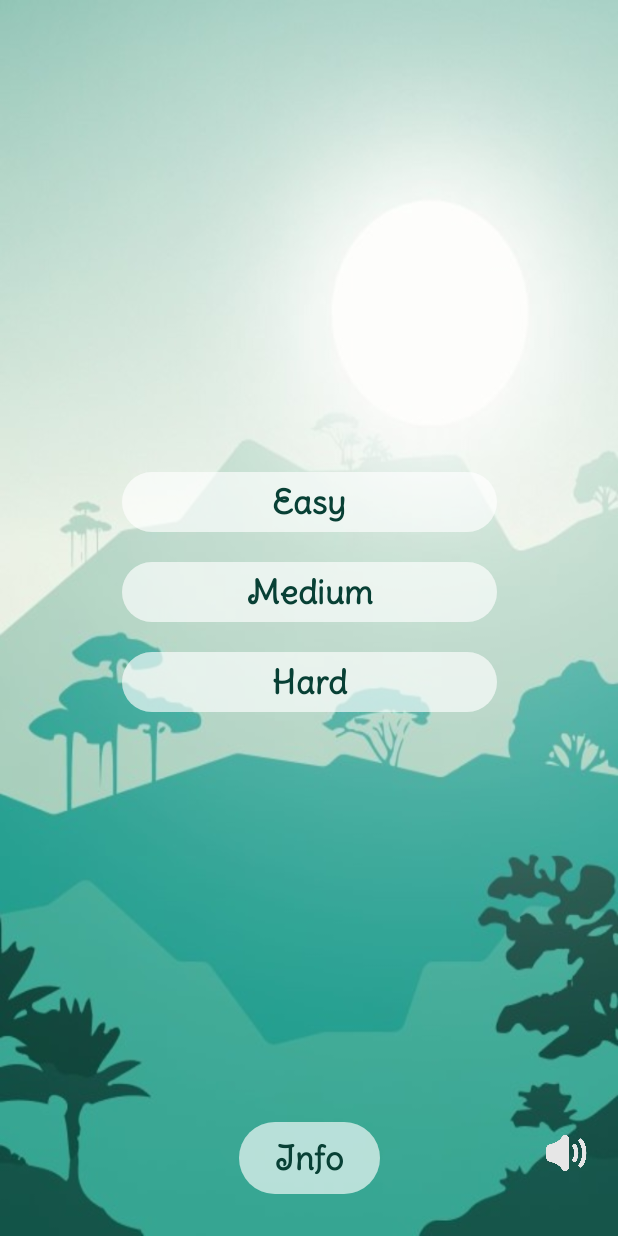
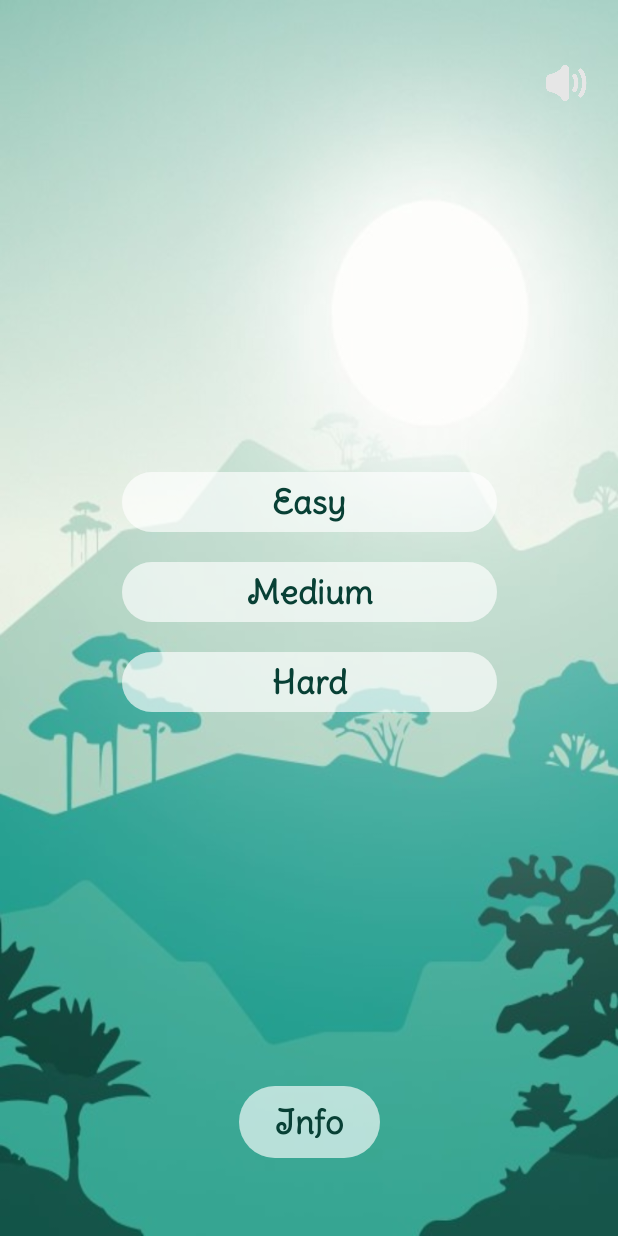
Before and after one commit to pr1me1/mMemoryGame, an Android app: the screen it shows after launch (MainActivity), on a phone screen of 412 x 824 dp. Run offline under Robolectric (Android 15) with nearby library versions, the phone set to English and light mode, and no system bars; libraries missing offline, so code that uses them is left out: by.kirich1409.viewbindingdelegate; 12 statements that could not run were skipped.

Commit message:
Committed 06.10.2023 by Primel with love at 2: 01 PM

```diff
--- a/app/src/main/java/uz/gita/mmemorygame/MainActivity.kt
+++ b/app/src/main/java/uz/gita/mmemorygame/MainActivity.kt
@@ -3,6 +3,7 @@ package uz.gita.mmemorygame
 import androidx.appcompat.app.AppCompatActivity
 import android.os.Bundle
 import android.util.Log
+import androidx.core.view.WindowCompat
 import androidx.fragment.app.FragmentContainerView
 import androidx.lifecycle.lifecycleScope
 import androidx.navigation.fragment.NavHostFragment
@@ -20,6 +21,14 @@ class MainActivity : AppCompatActivity(R.layout.activity_main) {
 
     override fun onCreate(savedInstanceState: Bundle?) {
         super.onCreate(savedInstanceState)
+
+        WindowCompat.setDecorFitsSystemWindows(
+            window,
+            false
+        )
+
+
+
         binding = ActivityMainBinding.inflate(layoutInflater)
         val containerView = findViewById<FragmentContainerView>(R.id.navHost)
         val navController = containerView.getFragment<NavHostFragment>().navController
--- a/app/src/main/java/uz/gita/mmemorygame/app/App.kt
+++ b/app/src/main/java/uz/gita/mmemorygame/app/App.kt
@@ -2,6 +2,7 @@ package uz.gita.mmemorygame.app
 
 import android.app.Application
 import androidx.appcompat.app.AppCompatDelegate
+import androidx.core.view.WindowCompat
 import uz.gita.mmemorygame.data.source.shared.Shared
 import uz.gita.mmemorygame.domain.Repository
 
@@ -13,6 +14,7 @@ class App : Application() {
 
     override fun onCreate() {
         super.onCreate()
+
         AppCompatDelegate.setDefaultNightMode(AppCompatDelegate.MODE_NIGHT_NO);
         instance = this
         Shared.init()
--- a/app/src/main/java/uz/gita/mmemorygame/presentation/screens/HomeScreen.kt
+++ b/app/src/main/java/uz/gita/mmemorygame/presentation/screens/HomeScreen.kt
@@ -52,8 +52,6 @@ class HomeScreen : Fragment(R.layout.screen_home) {
 
 
     private fun controlSound() {
-
-
         binding.volumeState.setOnClickListener {
             if (shared.getVolumeState()) {
                 backgroundSound.setVolume(0f, 0f)
@@ -232,13 +230,15 @@ class HomeScreen : Fragment(R.layout.screen_home) {
 
     override fun onPause() {
         super.onPause()
-        backgroundSound.stop()
+        backgroundSound.setVolume(0f,0f)
     }
 
 
     override fun onResume() {
         super.onResume()
-        backgroundSound.start()
+        if(shared.getVolumeState()) {
+            backgroundSound.setVolume(1f, 1f)
+        }
     }
 
 
--- a/app/src/main/res/layout/dialog_info.xml
+++ b/app/src/main/res/layout/dialog_info.xml
@@ -5,6 +5,7 @@
     xmlns:app="http://schemas.android.com/apk/res-auto"
     xmlns:tools="http://schemas.android.com/tools"
     app:cardCornerRadius="24dp"
+    android:layout_marginHorizontal="24dp"
     app:strokeColor="@color/light_color"
     app:strokeWidth="4dp"
     android:layout_height="350dp">
--- a/app/src/main/res/layout/screen_game.xml
+++ b/app/src/main/res/layout/screen_game.xml
@@ -123,6 +123,7 @@
         android:background="?android:selectableItemBackground"
         app:layout_constraintRight_toLeftOf="@id/btn_restart"
         app:layout_constraintBottom_toBottomOf="parent"
+        android:layout_marginBottom="48dp"
         android:tint="@color/white"
         />
 
@@ -132,6 +133,7 @@
         android:layout_height="32dp"
         android:background="?android:selectableItemBackground"
         android:padding="4dp"
+        android:layout_marginBottom="48dp"
         app:layout_constraintTop_toBottomOf="@id/card_container"
         app:layout_constraintBottom_toBottomOf="parent"
         app:layout_constraintRight_toRightOf="parent"
--- a/app/src/main/res/layout/screen_home.xml
+++ b/app/src/main/res/layout/screen_home.xml
@@ -14,7 +14,8 @@
         android:padding="10dp"
         android:src="@drawable/ic_back"
         android:background="?android:selectableItemBackground"
-        app:layout_constraintTop_toTopOf="parent"
+        app:layout_constraintTop_toTopOf="@id/volume_state"
+        app:layout_constraintBottom_toBottomOf="@id/volume_state"
         app:layout_constraintLeft_toLeftOf="parent"
         android:layout_margin="12dp"/>
 
@@ -114,7 +115,7 @@
         app:layout_constraintBottom_toBottomOf="parent"
         app:layout_constraintLeft_toLeftOf="parent"
         app:layout_constraintRight_toRightOf="parent"
-        android:layout_marginBottom="24dp"
+        android:layout_marginBottom="48dp"
         android:text="Info"
         style="@style/text_style"/>
 
@@ -128,7 +129,7 @@
         app:layout_constraintLeft_toLeftOf="parent"
         app:layout_constraintRight_toRightOf="parent"
         app:layout_constraintBottom_toBottomOf="parent"
-        app:layout_constraintVertical_bias="0.95"
+        app:layout_constraintVertical_bias="0.05"
         app:layout_constraintHorizontal_bias="0.95"
         android:src="@drawable/ic_volume_up"
         android:background="?android:selectableItemBackground"
--- a/app/src/main/res/layout/screen_info.xml
+++ b/app/src/main/res/layout/screen_info.xml
@@ -11,7 +11,8 @@
         android:id="@+id/btn_back"
         android:layout_width="32dp"
         android:layout_height="32dp"
-        android:layout_margin="12dp"
+        android:layout_marginStart="12dp"
+        android:layout_marginTop="32dp"
         android:background="?android:selectableItemBackground"
         android:src="@drawable/ic_back"
         android:tint="@color/black"
--- a/app/src/main/res/values/themes.xml
+++ b/app/src/main/res/values/themes.xml
@@ -3,6 +3,7 @@
     <style name="Base.Theme.MMemoryGame" parent="Theme.Material3.DayNight.NoActionBar">
         <!-- Customize your light theme here. -->
          <item name="colorPrimary">#00000000</item>
+        <item name="android:navigationBarColor">#00000000</item>
     </style>
 
     <style name="Theme.MMemoryGame" parent="Base.Theme.MMemoryGame" />
```
Also changed, not shown: app/src/main/java/uz/gita/mmemorygame/presentation/dialogs/InfoDialog.kt (+11 -5 lines), app/src/main/java/uz/gita/mmemorygame/presentation/screens/GameScreen.kt (+24 -4 lines).
